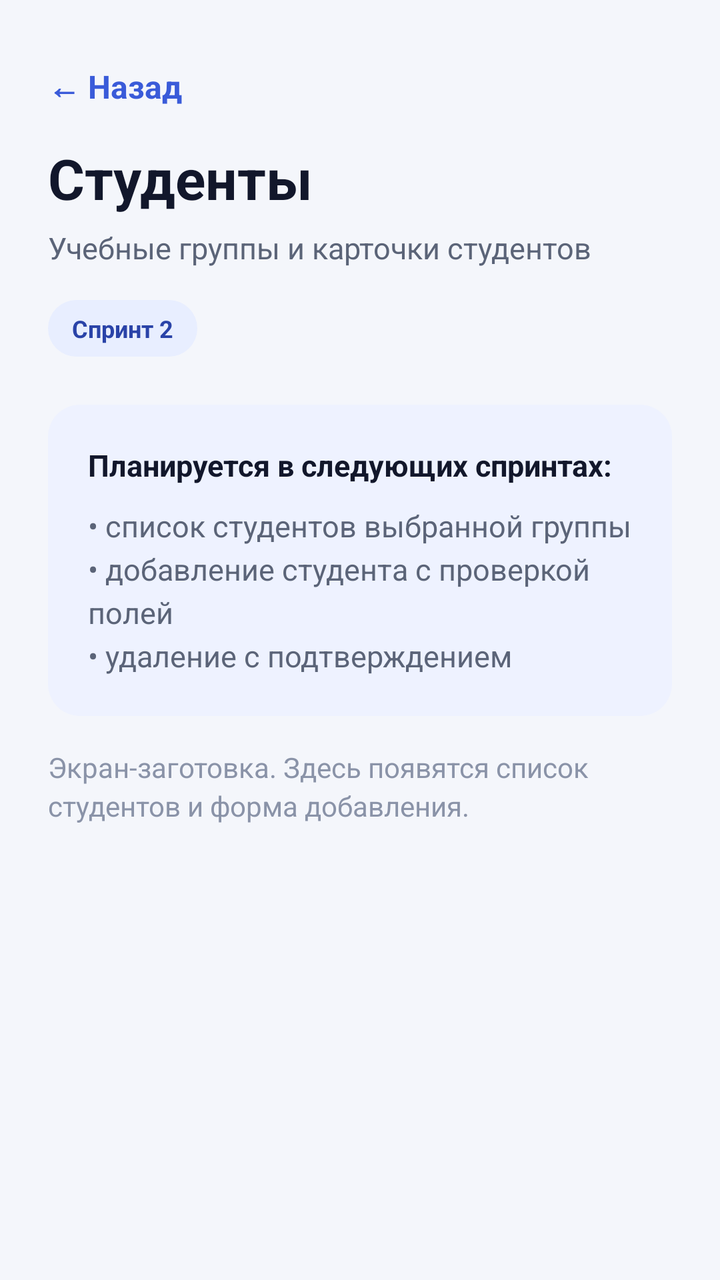
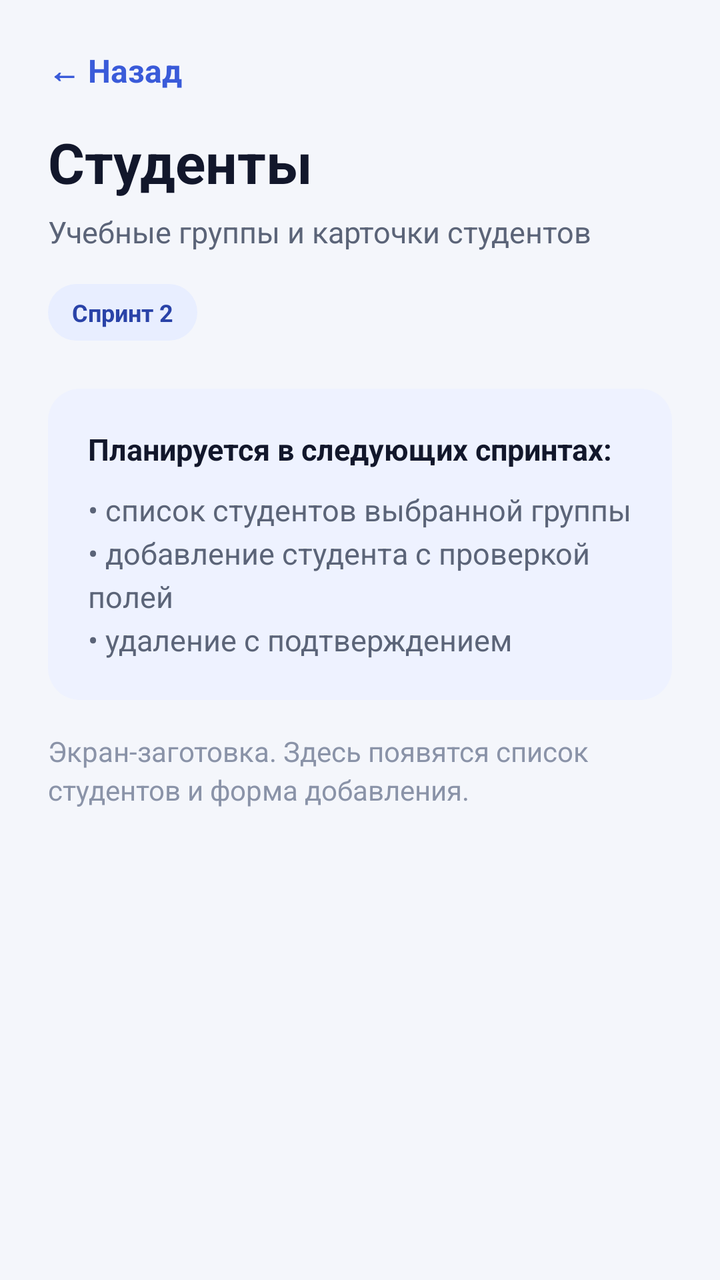

Screens rendered from an Android XML layout before and after an edit, with the pre-edit source and the edit as a unified diff.
<!-- AndroidManifest.xml: application theme Theme.AttendanceControl -->
<!-- res/layout/activity_students.xml -->
﻿<?xml version="1.0" encoding="utf-8"?>
<ScrollView xmlns:android="http://schemas.android.com/apk/res/android"
    android:layout_width="match_parent"
    android:layout_height="match_parent"
    android:background="@color/surface"
    android:fillViewport="true">

    <LinearLayout
        android:layout_width="match_parent"
        android:layout_height="wrap_content"
        android:orientation="vertical"
        android:paddingStart="24dp"
        android:paddingTop="24dp"
        android:paddingEnd="24dp"
        android:paddingBottom="32dp">

        <TextView
            android:id="@+id/btnBack"
            style="@style/BackButton"
            android:text="@string/back" />

        <TextView
            android:id="@+id/tvScreenTitle"
            style="@style/ScreenTitle"
            android:text="@string/students_title" />

        <TextView
            android:id="@+id/tvScreenSubtitle"
            style="@style/ScreenSubtitle"
            android:text="@string/students_subtitle" />

        <TextView
            android:id="@+id/tvSprintBadge"
            style="@style/SprintBadge"
            android:text="@string/students_sprint" />

        <LinearLayout
            style="@style/PlanBox">

            <TextView
                style="@style/PlanTitle"
                android:text="@string/students_plan_title" />

            <TextView
                style="@style/BodyText"
                android:text="@string/students_plan" />
        </LinearLayout>

        <TextView
            android:id="@+id/tvPlaceholder"
            style="@style/PlaceholderText"
            android:text="@string/students_placeholder" />

    </LinearLayout>
</ScrollView>
<!-- resources referenced by this layout -->
<resources>
  <color name="surface">#F4F6FB</color>
  <string name="back">← Назад</string>
  <string name="students_placeholder">Экран-заготовка. Здесь появятся список студентов и форма добавления.</string>
  <string name="students_plan">• список студентов выбранной группы\n• добавление студента с проверкой полей\n• удаление с подтверждением</string>
  <string name="students_plan_title">Планируется в следующих спринтах:</string>
  <string name="students_sprint">Спринт 2</string>
  <string name="students_subtitle">Учебные группы и карточки студентов</string>
  <string name="students_title">Студенты</string>
  <style name="BodyText">
          <item name="android:layout_width">match_parent</item>
          <item name="android:layout_height">wrap_content</item>
          <item name="android:layout_marginTop">10dp</item>
          <item name="android:textColor">@color/ink_secondary</item>
          <item name="android:textSize">15sp</item>
          <item name="android:lineSpacingExtra">4dp</item>
      </style>
  <style name="PlaceholderText">
          <item name="android:layout_width">match_parent</item>
          <item name="android:layout_height">wrap_content</item>
          <item name="android:layout_marginTop">16dp</item>
          <item name="android:textColor">@color/ink_muted</item>
          <item name="android:textSize">14sp</item>
          <item name="android:lineSpacingExtra">3dp</item>
      </style>
  <style name="PlanBox">
          <item name="android:layout_width">match_parent</item>
          <item name="android:layout_height">wrap_content</item>
          <item name="android:layout_marginTop">24dp</item>
          <item name="android:orientation">vertical</item>
          <item name="android:padding">20dp</item>
          <item name="android:background">@drawable/bg_plan</item>
      </style>
  <style name="PlanTitle">
          <item name="android:layout_width">match_parent</item>
          <item name="android:layout_height">wrap_content</item>
          <item name="android:textColor">@color/ink</item>
          <item name="android:textSize">15sp</item>
          <item name="android:textStyle">bold</item>
      </style>
  <style name="ScreenSubtitle">
          <item name="android:layout_width">match_parent</item>
          <item name="android:layout_height">wrap_content</item>
          <item name="android:layout_marginTop">6dp</item>
          <item name="android:textColor">@color/ink_secondary</item>
          <item name="android:textSize">15sp</item>
      </style>
  <style name="ScreenTitle">
          <item name="android:layout_width">match_parent</item>
          <item name="android:layout_height">wrap_content</item>
          <item name="android:textColor">@color/ink</item>
          <item name="android:textSize">28sp</item>
          <item name="android:textStyle">bold</item>
      </style>
  <color name="brand_primary">#3A5BD9</color>
  <color name="ink_secondary">#5B6478</color>
  <color name="ink_muted">#8A93A8</color>
  <!-- drawable bg_plan (drawable) -->
  <?xml version="1.0" encoding="utf-8"?>
  <shape xmlns:android="http://schemas.android.com/apk/res/android"
      android:shape="rectangle">
      <solid android:color="@color/plan_background" />
      <corners android:radius="16dp" />
  </shape>
  <color name="ink">#12172B</color>
  <!-- drawable bg_badge (drawable) -->
  <?xml version="1.0" encoding="utf-8"?>
  <shape xmlns:android="http://schemas.android.com/apk/res/android"
      android:shape="rectangle">
      <solid android:color="@color/badge_background" />
      <corners android:radius="100dp" />
  </shape>
  <color name="badge_text">#2A43A8</color>
  <color name="white">#FFFFFF</color>
  <color name="badge_background">#E8EEFF</color>
  <color name="surface_card">#FFFFFF</color>
  <color name="plan_background">#EEF2FF</color>
  <!-- unchanged entries left out for length: 3 -->
</resources>

<!-- the commit's change to res/layout/activity_students.xml (unified diff, before → after) -->
@@ -3,14 +3,15 @@
     android:layout_width="match_parent"
     android:layout_height="match_parent"
     android:background="@color/surface"
-    android:fillViewport="true">
+    android:fillViewport="true"
+    android:fitsSystemWindows="true">
 
     <LinearLayout
         android:layout_width="match_parent"
         android:layout_height="wrap_content"
         android:orientation="vertical"
         android:paddingStart="24dp"
-        android:paddingTop="24dp"
+        android:paddingTop="16dp"
         android:paddingEnd="24dp"
         android:paddingBottom="32dp">
 
